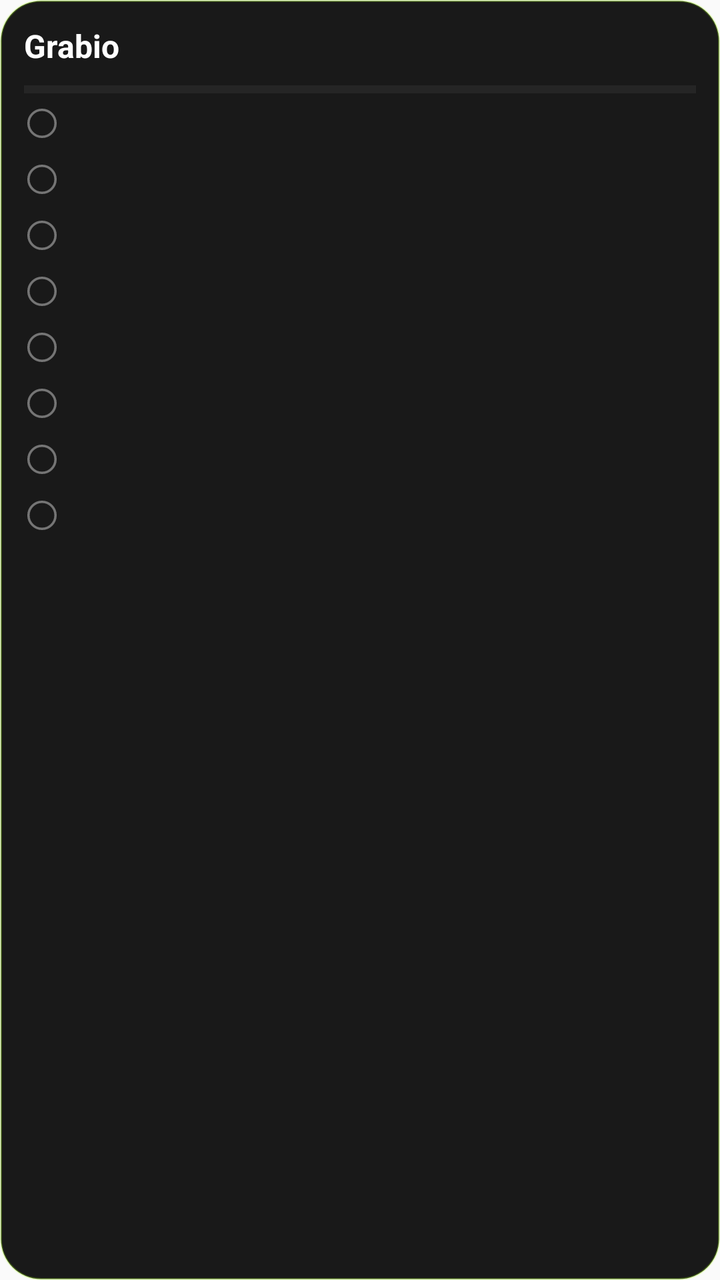
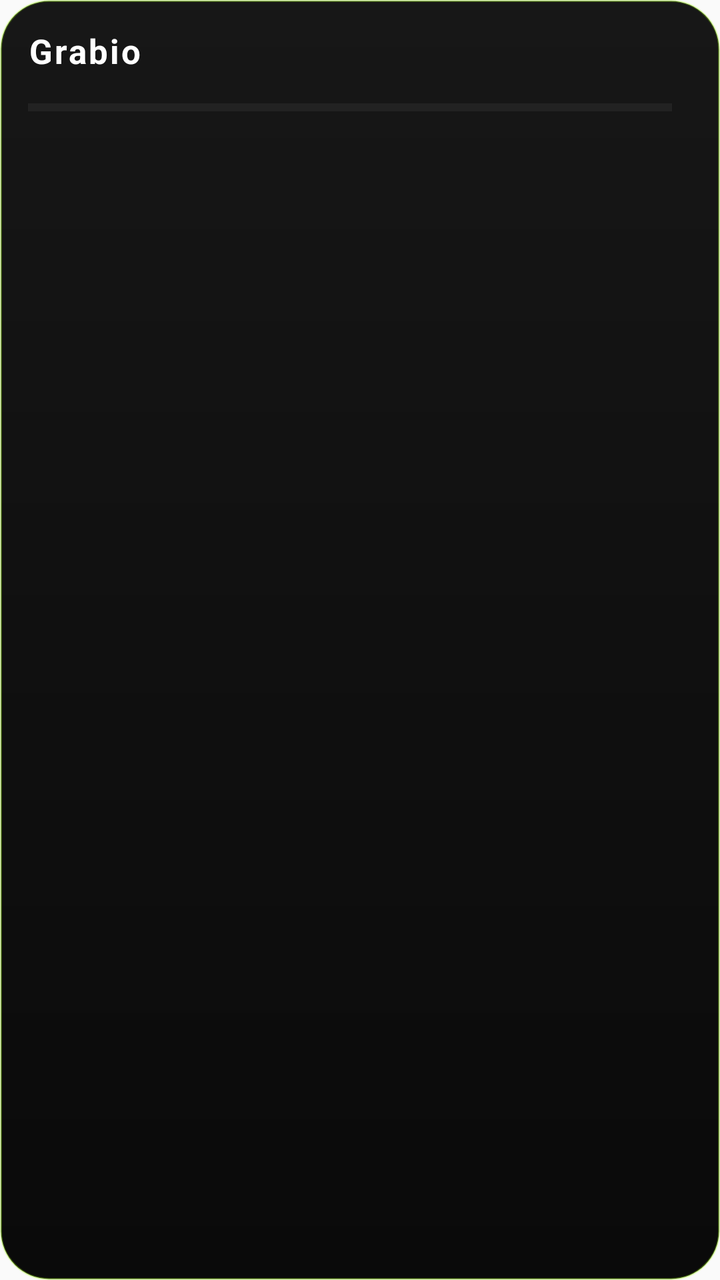

The first picture is an Android layout as it rendered before a commit; the second is the same layout after the commit. The layout source and the unified diff follow.
<!-- AndroidManifest.xml: application theme Theme.Grabio -->
<!-- res/layout/widget_grabio.xml -->
<?xml version="1.0" encoding="utf-8"?>
<LinearLayout xmlns:android="http://schemas.android.com/apk/res/android"
    android:layout_width="match_parent"
    android:layout_height="match_parent"
    android:orientation="vertical"
    android:background="@drawable/widget_bg"
    android:padding="12dp">

    <LinearLayout
        android:layout_width="match_parent"
        android:layout_height="wrap_content"
        android:orientation="horizontal"
        android:gravity="center_vertical">

        <TextView
            android:id="@+id/widget_title"
            android:layout_width="wrap_content"
            android:layout_height="wrap_content"
            android:text="Grabio"
            android:textColor="#FFFFFF"
            android:textStyle="bold"
            android:textSize="16sp" />

        <TextView
            android:id="@+id/widget_sub"
            android:layout_width="0dp"
            android:layout_height="wrap_content"
            android:layout_weight="1"
            android:gravity="end"
            android:text=""
            android:textColor="#A3FF12"
            android:textSize="13sp" />
    </LinearLayout>

    <ProgressBar
        android:id="@+id/widget_progress"
        style="?android:attr/progressBarStyleHorizontal"
        android:layout_width="match_parent"
        android:layout_height="6dp"
        android:layout_marginTop="8dp"
        android:max="100"
        android:progress="0"
        android:progressTint="#A3FF12"
        android:progressBackgroundTint="#33FFFFFF" />

    <LinearLayout
        android:id="@+id/row1"
        android:layout_width="match_parent"
        android:layout_height="wrap_content"
        android:orientation="horizontal"
        android:gravity="center_vertical"
        android:paddingTop="5dp"
        android:paddingBottom="5dp">
        <ImageView
            android:id="@+id/check1"
            android:layout_width="18dp"
            android:layout_height="18dp"
            android:src="@drawable/widget_check_off" />
        <TextView
            android:id="@+id/text1"
            android:layout_width="0dp"
            android:layout_height="wrap_content"
            android:layout_weight="1"
            android:layout_marginStart="8dp"
            android:maxLines="1"
            android:ellipsize="end"
            android:textColor="#E4E4DC"
            android:textSize="13sp" />
    </LinearLayout>

    <LinearLayout
        android:id="@+id/row2"
        android:layout_width="match_parent"
        android:layout_height="wrap_content"
        android:orientation="horizontal"
        android:gravity="center_vertical"
        android:paddingTop="5dp"
        android:paddingBottom="5dp">
        <ImageView
            android:id="@+id/check2"
            android:layout_width="18dp"
            android:layout_height="18dp"
            android:src="@drawable/widget_check_off" />
        <TextView
            android:id="@+id/text2"
            android:layout_width="0dp"
            android:layout_height="wrap_content"
            android:layout_weight="1"
            android:layout_marginStart="8dp"
            android:maxLines="1"
            android:ellipsize="end"
            android:textColor="#E4E4DC"
            android:textSize="13sp" />
    </LinearLayout>

    <LinearLayout
        android:id="@+id/row3"
        android:layout_width="match_parent"
        android:layout_height="wrap_content"
        android:orientation="horizontal"
        android:gravity="center_vertical"
        android:paddingTop="5dp"
        android:paddingBottom="5dp">
        <ImageView
            android:id="@+id/check3"
            android:layout_width="18dp"
            android:layout_height="18dp"
            android:src="@drawable/widget_check_off" />
        <TextView
            android:id="@+id/text3"
            android:layout_width="0dp"
            android:layout_height="wrap_content"
            android:layout_weight="1"
            android:layout_marginStart="8dp"
            android:maxLines="1"
            android:ellipsize="end"
            android:textColor="#E4E4DC"
            android:textSize="13sp" />
    </LinearLayout>

    <LinearLayout
        android:id="@+id/row4"
        android:layout_width="match_parent"
        android:layout_height="wrap_content"
        android:orientation="horizontal"
        android:gravity="center_vertical"
        android:paddingTop="5dp"
        android:paddingBottom="5dp">
        <ImageView
            android:id="@+id/check4"
            android:layout_width="18dp"
            android:layout_height="18dp"
            android:src="@drawable/widget_check_off" />
        <TextView
            android:id="@+id/text4"
            android:layout_width="0dp"
            android:layout_height="wrap_content"
            android:layout_weight="1"
            android:layout_marginStart="8dp"
            android:maxLines="1"
            android:ellipsize="end"
            android:textColor="#E4E4DC"
            android:textSize="13sp" />
    </LinearLayout>

    <LinearLayout
        android:id="@+id/row5"
        android:layout_width="match_parent"
        android:layout_height="wrap_content"
        android:orientation="horizontal"
        android:gravity="center_vertical"
        android:paddingTop="5dp"
        android:paddingBottom="5dp">
        <ImageView
            android:id="@+id/check5"
            android:layout_width="18dp"
            android:layout_height="18dp"
            android:src="@drawable/widget_check_off" />
        <TextView
            android:id="@+id/text5"
            android:layout_width="0dp"
            android:layout_height="wrap_content"
            android:layout_weight="1"
            android:layout_marginStart="8dp"
            android:maxLines="1"
            android:ellipsize="end"
            android:textColor="#E4E4DC"
            android:textSize="13sp" />
    </LinearLayout>

    <LinearLayout
        android:id="@+id/row6"
        android:layout_width="match_parent"
        android:layout_height="wrap_content"
        android:orientation="horizontal"
        android:gravity="center_vertical"
        android:paddingTop="5dp"
        android:paddingBottom="5dp">
        <ImageView
            android:id="@+id/check6"
            android:layout_width="18dp"
            android:layout_height="18dp"
            android:src="@drawable/widget_check_off" />
        <TextView
            android:id="@+id/text6"
            android:layout_width="0dp"
            android:layout_height="wrap_content"
            android:layout_weight="1"
            android:layout_marginStart="8dp"
            android:maxLines="1"
            android:ellipsize="end"
            android:textColor="#E4E4DC"
            android:textSize="13sp" />
    </LinearLayout>

    <LinearLayout
        android:id="@+id/row7"
        android:layout_width="match_parent"
        android:layout_height="wrap_content"
        android:orientation="horizontal"
        android:gravity="center_vertical"
        android:paddingTop="5dp"
        android:paddingBottom="5dp">
        <ImageView
            android:id="@+id/check7"
            android:layout_width="18dp"
            android:layout_height="18dp"
            android:src="@drawable/widget_check_off" />
        <TextView
            android:id="@+id/text7"
            android:layout_width="0dp"
            android:layout_height="wrap_content"
            android:layout_weight="1"
            android:layout_marginStart="8dp"
            android:maxLines="1"
            android:ellipsize="end"
            android:textColor="#E4E4DC"
            android:textSize="13sp" />
    </LinearLayout>

    <LinearLayout
        android:id="@+id/row8"
        android:layout_width="match_parent"
        android:layout_height="wrap_content"
        android:orientation="horizontal"
        android:gravity="center_vertical"
        android:paddingTop="5dp"
        android:paddingBottom="5dp">
        <ImageView
            android:id="@+id/check8"
            android:layout_width="18dp"
            android:layout_height="18dp"
            android:src="@drawable/widget_check_off" />
        <TextView
            android:id="@+id/text8"
            android:layout_width="0dp"
            android:layout_height="wrap_content"
            android:layout_weight="1"
            android:layout_marginStart="8dp"
            android:maxLines="1"
            android:ellipsize="end"
            android:textColor="#E4E4DC"
            android:textSize="13sp" />
    </LinearLayout>

</LinearLayout>
<!-- resources referenced by this layout -->
<resources>
  <!-- drawable widget_bg (drawable) -->
  <?xml version="1.0" encoding="utf-8"?>
  <shape xmlns:android="http://schemas.android.com/apk/res/android"
      android:shape="rectangle">
      <solid android:color="#F00B0B0B" />
      <corners android:radius="20dp" />
      <stroke
          android:width="1dp"
          android:color="#40A3FF12" />
  </shape>
  <!-- drawable widget_check_off (drawable) -->
  <vector xmlns:android="http://schemas.android.com/apk/res/android"
      android:width="18dp"
      android:height="18dp"
      android:viewportWidth="24"
      android:viewportHeight="24">
      <path
          android:fillColor="#00000000"
          android:strokeColor="#66FFFFFF"
          android:strokeWidth="1.6"
          android:pathData="M12,3 A9,9 0 1,0 12,21 A9,9 0 1,0 12,3 Z" />
  </vector>
  <style name="Theme.Grabio" parent="android:Theme.Material.Light.NoActionBar">
          <item name="android:statusBarColor">@android:color/transparent</item>
          <item name="android:windowLightStatusBar">true</item>
      </style>
</resources>

<!-- the commit's change to res/layout/widget_grabio.xml (unified diff, before → after) -->
@@ -4,9 +4,10 @@
     android:layout_height="match_parent"
     android:orientation="vertical"
     android:background="@drawable/widget_bg"
-    android:padding="12dp">
+    android:padding="14dp">
 
     <LinearLayout
+        android:id="@+id/widget_header"
         android:layout_width="match_parent"
         android:layout_height="wrap_content"
         android:orientation="horizontal"
@@ -19,228 +20,59 @@
             android:text="Grabio"
             android:textColor="#FFFFFF"
             android:textStyle="bold"
-            android:textSize="16sp" />
+            android:letterSpacing="0.06"
+            android:textSize="17sp" />
 
         <TextView
-            android:id="@+id/widget_sub"
+            android:id="@+id/widget_day"
             android:layout_width="0dp"
             android:layout_height="wrap_content"
             android:layout_weight="1"
             android:gravity="end"
             android:text=""
             android:textColor="#A3FF12"
-            android:textSize="13sp" />
-    </LinearLayout>
-
-    <ProgressBar
-        android:id="@+id/widget_progress"
-        style="?android:attr/progressBarStyleHorizontal"
-        android:layout_width="match_parent"
-        android:layout_height="6dp"
-        android:layout_marginTop="8dp"
-        android:max="100"
-        android:progress="0"
-        android:progressTint="#A3FF12"
-        android:progressBackgroundTint="#33FFFFFF" />
-
-    <LinearLayout
-        android:id="@+id/row1"
-        android:layout_width="match_parent"
-        android:layout_height="wrap_content"
-        android:orientation="horizontal"
-        android:gravity="center_vertical"
-        android:paddingTop="5dp"
-        android:paddingBottom="5dp">
-        <ImageView
-            android:id="@+id/check1"
-            android:layout_width="18dp"
-            android:layout_height="18dp"
-            android:src="@drawable/widget_check_off" />
-        <TextView
-            android:id="@+id/text1"
-            android:layout_width="0dp"
-            android:layout_height="wrap_content"
-            android:layout_weight="1"
-            android:layout_marginStart="8dp"
-            android:maxLines="1"
-            android:ellipsize="end"
-            android:textColor="#E4E4DC"
-            android:textSize="13sp" />
+            android:textSize="12sp" />
     </LinearLayout>
 
     <LinearLayout
-        android:id="@+id/row2"
         android:layout_width="match_parent"
         android:layout_height="wrap_content"
+        android:layout_marginTop="9dp"
         android:orientation="horizontal"
-        android:gravity="center_vertical"
-        android:paddingTop="5dp"
-        android:paddingBottom="5dp">
-        <ImageView
-            android:id="@+id/check2"
-            android:layout_width="18dp"
-            android:layout_height="18dp"
-            android:src="@drawable/widget_check_off" />
+        android:gravity="center_vertical">
+
+        <ProgressBar
+            android:id="@+id/widget_progress"
+            style="?android:attr/progressBarStyleHorizontal"
+            android:layout_width="0dp"
+            android:layout_height="6dp"
+            android:layout_weight="1"
+            android:max="100"
+            android:progress="0"
+            android:progressTint="#A3FF12"
+            android:progressBackgroundTint="#33FFFFFF" />
+
         <TextView
-            android:id="@+id/text2"
-            android:layout_width="0dp"
+            android:id="@+id/widget_count"
+            android:layout_width="wrap_content"
             android:layout_height="wrap_content"
-            android:layout_weight="1"
-            android:layout_marginStart="8dp"
-            android:maxLines="1"
-            android:ellipsize="end"
+            android:layout_marginStart="10dp"
+            android:text=""
             android:textColor="#E4E4DC"
-            android:textSize="13sp" />
+            android:textSize="12sp"
+            android:textStyle="bold" />
     </LinearLayout>
 
-    <LinearLayout
-        android:id="@+id/row3"
+    <ListView
+        android:id="@+id/widget_list"
         android:layout_width="match_parent"
-        android:layout_height="wrap_content"
-        android:orientation="horizontal"
-        android:gravity="center_vertical"
-        android:paddingTop="5dp"
-        android:paddingBottom="5dp">
-        <ImageView
-            android:id="@+id/check3"
-            android:layout_width="18dp"
-            android:layout_height="18dp"
-            android:src="@drawable/widget_check_off" />
-        <TextView
-            android:id="@+id/text3"
-            android:layout_width="0dp"
-            android:layout_height="wrap_content"
-            android:layout_weight="1"
-            android:layout_marginStart="8dp"
-            android:maxLines="1"
-            android:ellipsize="end"
-            android:textColor="#E4E4DC"
-            android:textSize="13sp" />
-    </LinearLayout>
-
-    <LinearLayout
-        android:id="@+id/row4"
-        android:layout_width="match_parent"
-        android:layout_height="wrap_content"
-        android:orientation="horizontal"
-        android:gravity="center_vertical"
-        android:paddingTop="5dp"
-        android:paddingBottom="5dp">
-        <ImageView
-            android:id="@+id/check4"
-            android:layout_width="18dp"
-            android:layout_height="18dp"
-            android:src="@drawable/widget_check_off" />
-        <TextView
-            android:id="@+id/text4"
-            android:layout_width="0dp"
-            android:layout_height="wrap_content"
-            android:layout_weight="1"
-            android:layout_marginStart="8dp"
-            android:maxLines="1"
-            android:ellipsize="end"
-            android:textColor="#E4E4DC"
-            android:textSize="13sp" />
-    </LinearLayout>
-
-    <LinearLayout
-        android:id="@+id/row5"
-        android:layout_width="match_parent"
-        android:layout_height="wrap_content"
-        android:orientation="horizontal"
-        android:gravity="center_vertical"
-        android:paddingTop="5dp"
-        android:paddingBottom="5dp">
-        <ImageView
-            android:id="@+id/check5"
-            android:layout_width="18dp"
-            android:layout_height="18dp"
-            android:src="@drawable/widget_check_off" />
-        <TextView
-            android:id="@+id/text5"
-            android:layout_width="0dp"
-            android:layout_height="wrap_content"
-            android:layout_weight="1"
-            android:layout_marginStart="8dp"
-            android:maxLines="1"
-            android:ellipsize="end"
-            android:textColor="#E4E4DC"
-            android:textSize="13sp" />
-    </LinearLayout>
-
-    <LinearLayout
-        android:id="@+id/row6"
-        android:layout_width="match_parent"
-        android:layout_height="wrap_content"
-        android:orientation="horizontal"
-        android:gravity="center_vertical"
-        android:paddingTop="5dp"
-        android:paddingBottom="5dp">
-        <ImageView
-            android:id="@+id/check6"
-            android:layout_width="18dp"
-            android:layout_height="18dp"
-            android:src="@drawable/widget_check_off" />
-        <TextView
-            android:id="@+id/text6"
-            android:layout_width="0dp"
-            android:layout_height="wrap_content"
-            android:layout_weight="1"
-            android:layout_marginStart="8dp"
-            android:maxLines="1"
-            android:ellipsize="end"
-            android:textColor="#E4E4DC"
-            android:textSize="13sp" />
-    </LinearLayout>
-
-    <LinearLayout
-        android:id="@+id/row7"
-        android:layout_width="match_parent"
-        android:layout_height="wrap_content"
-        android:orientation="horizontal"
-        android:gravity="center_vertical"
-        android:paddingTop="5dp"
-        android:paddingBottom="5dp">
-        <ImageView
-            android:id="@+id/check7"
-            android:layout_width="18dp"
-            android:layout_height="18dp"
-            android:src="@drawable/widget_check_off" />
-        <TextView
-            android:id="@+id/text7"
-            android:layout_width="0dp"
-            android:layout_height="wrap_content"
-            android:layout_weight="1"
-            android:layout_marginStart="8dp"
-            android:maxLines="1"
-            android:ellipsize="end"
-            android:textColor="#E4E4DC"
-            android:textSize="13sp" />
-    </LinearLayout>
-
-    <LinearLayout
-        android:id="@+id/row8"
-        android:layout_width="match_parent"
-        android:layout_height="wrap_content"
-        android:orientation="horizontal"
-        android:gravity="center_vertical"
-        android:paddingTop="5dp"
-        android:paddingBottom="5dp">
-        <ImageView
-            android:id="@+id/check8"
-            android:layout_width="18dp"
-            android:layout_height="18dp"
-            android:src="@drawable/widget_check_off" />
-        <TextView
-            android:id="@+id/text8"
-            android:layout_width="0dp"
-            android:layout_height="wrap_content"
-            android:layout_weight="1"
-            android:layout_marginStart="8dp"
-            android:maxLines="1"
-            android:ellipsize="end"
-            android:textColor="#E4E4DC"
-            android:textSize="13sp" />
-    </LinearLayout>
+        android:layout_height="0dp"
+        android:layout_weight="1"
+        android:layout_marginTop="8dp"
+        android:divider="@null"
+        android:dividerHeight="0dp"
+        android:scrollbars="none"
+        android:cacheColorHint="@android:color/transparent"
+        android:listSelector="@android:color/transparent" />
 
 </LinearLayout>
<!-- resource entries referenced after the edit -->
@@ -4,24 +4,17 @@
   <?xml version="1.0" encoding="utf-8"?>
   <shape xmlns:android="http://schemas.android.com/apk/res/android"
       android:shape="rectangle">
-      <solid android:color="#F00B0B0B" />
-      <corners android:radius="20dp" />
+      <gradient
+          android:angle="270"
+          android:startColor="#FF171717"
+          android:centerColor="#FF101010"
+          android:endColor="#FF0A0A0A"
+          android:type="linear" />
+      <corners android:radius="24dp" />
       <stroke
           android:width="1dp"
-          android:color="#40A3FF12" />
+          android:color="#4DA3FF12" />
   </shape>
-  <!-- drawable widget_check_off (drawable) -->
-  <vector xmlns:android="http://schemas.android.com/apk/res/android"
-      android:width="18dp"
-      android:height="18dp"
-      android:viewportWidth="24"
-      android:viewportHeight="24">
-      <path
-          android:fillColor="#00000000"
-          android:strokeColor="#66FFFFFF"
-          android:strokeWidth="1.6"
-          android:pathData="M12,3 A9,9 0 1,0 12,21 A9,9 0 1,0 12,3 Z" />
-  </vector>
   <style name="Theme.Grabio" parent="android:Theme.Material.Light.NoActionBar">
           <item name="android:statusBarColor">@android:color/transparent</item>
           <item name="android:windowLightStatusBar">true</item>
